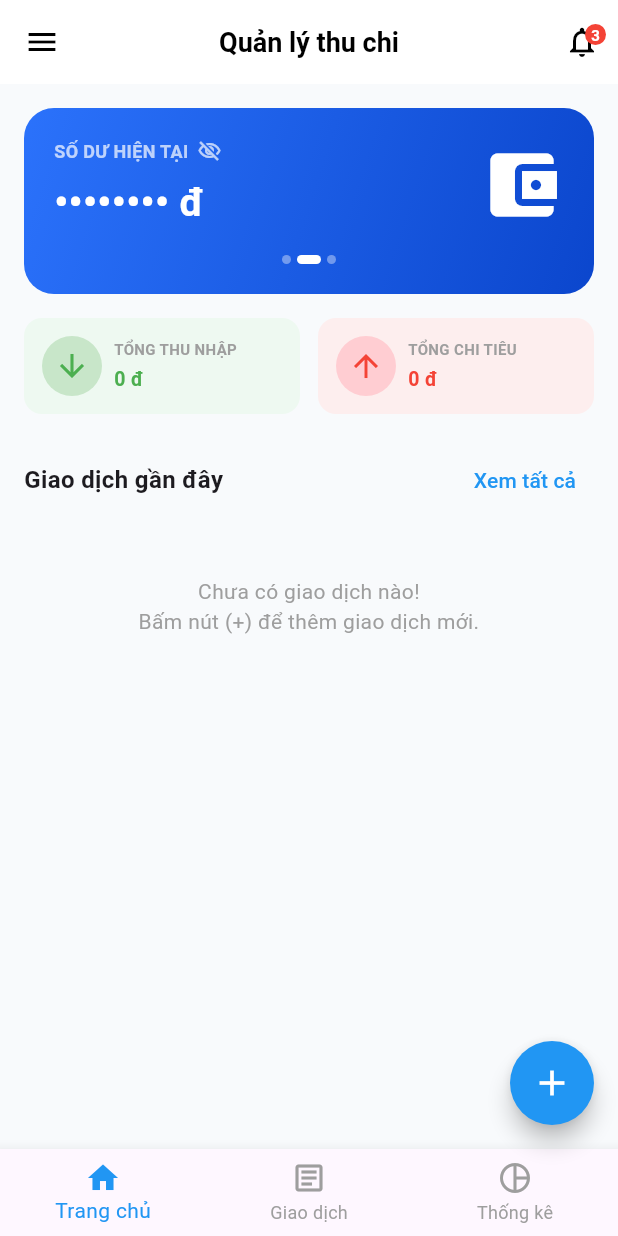
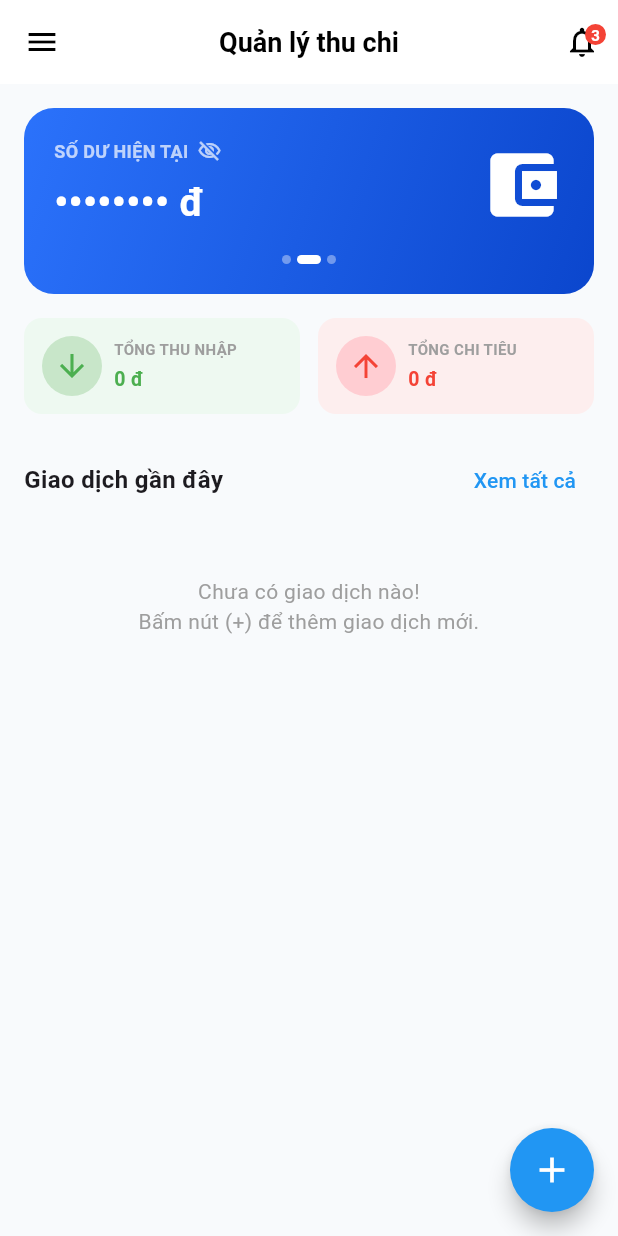
Before and after one commit to NguyenPhucNguyenKimKHMT2411031/KHMT2411031_NguyenPhucNguyenKim_casestudy1, a Flutter app: the DashboardScreen screen opened directly, after a tap on "SỐ DƯ HIỆN TẠI", on a phone screen of 412 x 824 dp. Run offline on Flutter 3.47's test engine with Material 3 defaults, Android fonts, the phone set to English and light mode, and no system bars; our stand-ins replace sqflite; accounts and stored records are empty.

Commit message:
Dong bo code hoan thien moi nhat tu buoi-6

```diff
--- a/lib/dashboard_screen.dart
+++ b/lib/dashboard_screen.dart
@@ -4,7 +4,6 @@ import 'repositories/transaction_repository.dart';
 import 'them_giao_dich_screen.dart';
 import 'sua_giao_dich_screen.dart';
 import 'danh_sach_giao_dich_screen.dart';
-import 'thong_ke_screen.dart';
 import 'man_hinh_ca_nhan_screen.dart';
 
 class DashboardScreen extends StatefulWidget {
@@ -160,23 +159,6 @@ class _DashboardScreenState extends State<DashboardScreen> {
         backgroundColor: Colors.blue,
         shape: const CircleBorder(),
         child: const Icon(Icons.add, color: Colors.white, size: 28),
-      ),
-      bottomNavigationBar: BottomNavigationBar(
-        currentIndex: 0,
-        onTap: (index) {
-          if (index == 1) {
-            _navigateTo(const TransactionListScreen());
-          } else if (index == 2) {
-            _navigateTo(const StatisticsScreen());
-          }
-        },
-        selectedItemColor: Colors.blue,
-        unselectedItemColor: Colors.grey,
-        items: const [
-          BottomNavigationBarItem(icon: Icon(Icons.home), label: 'Trang chủ'),
-          BottomNavigationBarItem(icon: Icon(Icons.article_outlined), label: 'Giao dịch'),
-          BottomNavigationBarItem(icon: Icon(Icons.pie_chart_outline), label: 'Thống kê'),
-        ],
       ),
     );
   }
--- a/lib/main.dart
+++ b/lib/main.dart
@@ -1,5 +1,5 @@
 import 'package:flutter/material.dart';
-import 'dashboard_screen.dart';
+import 'main_navigation.dart';
 
 void main() async {
   // Khởi tạo binding trước khi chạy các tác vụ bất đồng bộ SQLite
@@ -7,6 +7,6 @@ void main() async {
 
   runApp(const MaterialApp(
     debugShowCheckedModeBanner: false,
-    home: DashboardScreen(),
+    home: MainNavigation(),
   ));
 }
```
